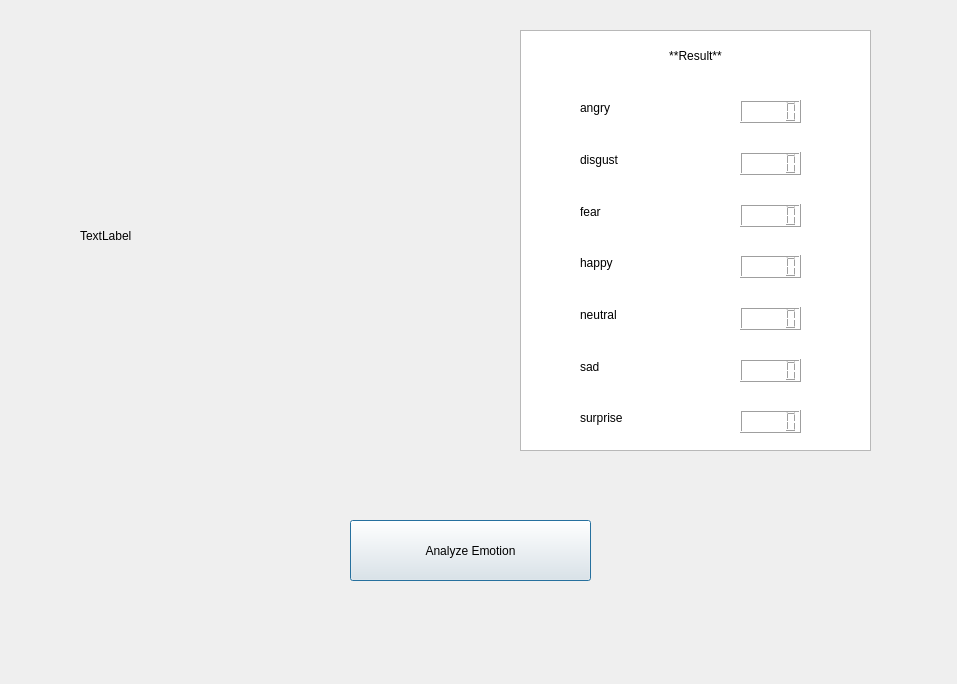
WarmCongee/DeepfaceScript, file analyze_pic.ui: the form before one commit.
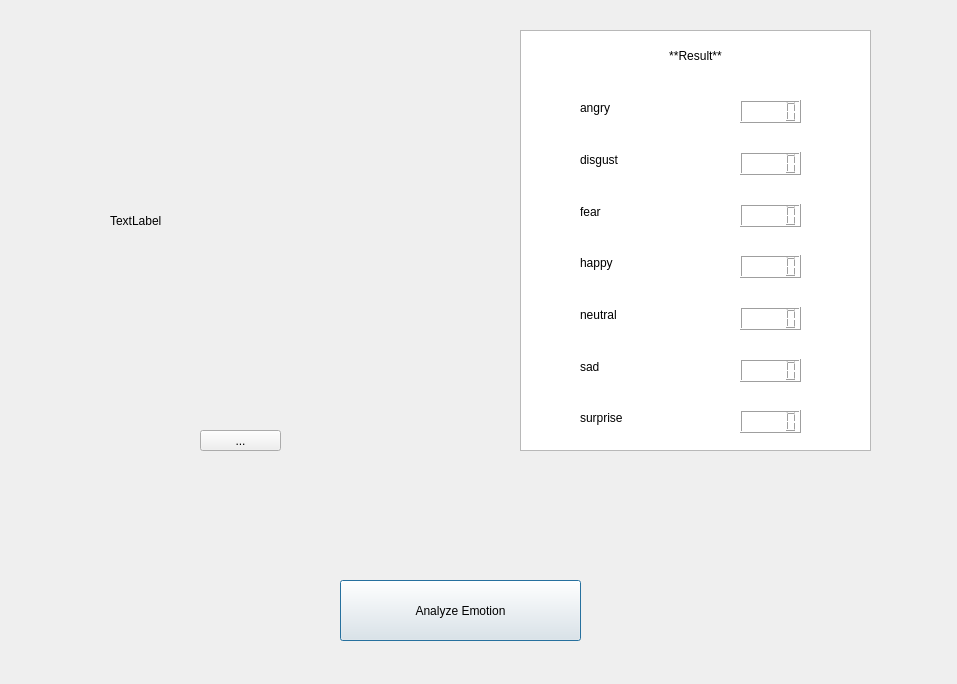
The form after the commit.

Patch:
```diff
--- a/analyze_pic.ui
+++ b/analyze_pic.ui
@@ -16,8 +16,8 @@
   <widget class="QPushButton" name="pushButton">
    <property name="geometry">
     <rect>
-     <x>350</x>
-     <y>520</y>
+     <x>340</x>
+     <y>580</y>
      <width>241</width>
      <height>61</height>
     </rect>
@@ -234,16 +234,29 @@
   <widget class="QLabel" name="label">
    <property name="geometry">
     <rect>
-     <x>80</x>
+     <x>110</x>
      <y>30</y>
-     <width>301</width>
-     <height>411</height>
+     <width>271</width>
+     <height>381</height>
     </rect>
    </property>
    <property name="text">
     <string>TextLabel</string>
    </property>
   </widget>
+  <widget class="QToolButton" name="toolButton">
+   <property name="geometry">
+    <rect>
+     <x>200</x>
+     <y>430</y>
+     <width>81</width>
+     <height>21</height>
+    </rect>
+   </property>
+   <property name="text">
+    <string>...</string>
+   </property>
+  </widget>
  </widget>
  <resources/>
  <connections/>
```
